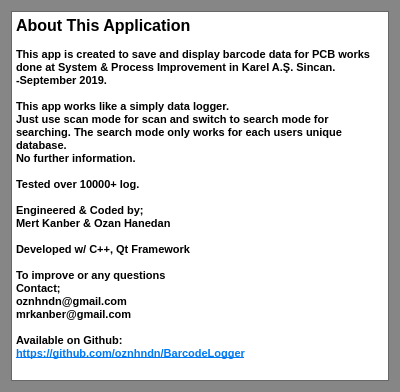
Old version of the form dialog/dialog_about.ui in the repository ohanedan/BarcodeLogger.
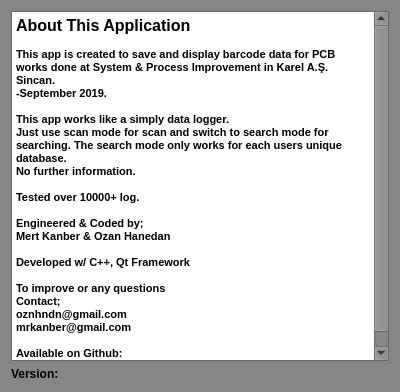
New version of the form. Icons and pictures are not drawn.

Diff of the .ui file:
```diff
--- a/dialog/dialog_about.ui
+++ b/dialog/dialog_about.ui
@@ -502,6 +502,19 @@
      </property>
     </widget>
    </item>
+   <item>
+    <widget class="QLabel" name="lbVersion">
+     <property name="font">
+      <font>
+       <weight>75</weight>
+       <bold>true</bold>
+      </font>
+     </property>
+     <property name="text">
+      <string>Version:</string>
+     </property>
+    </widget>
+   </item>
   </layout>
  </widget>
  <resources>
```
Left out of the diff: 2 changed lines with no effect on the pictures.
